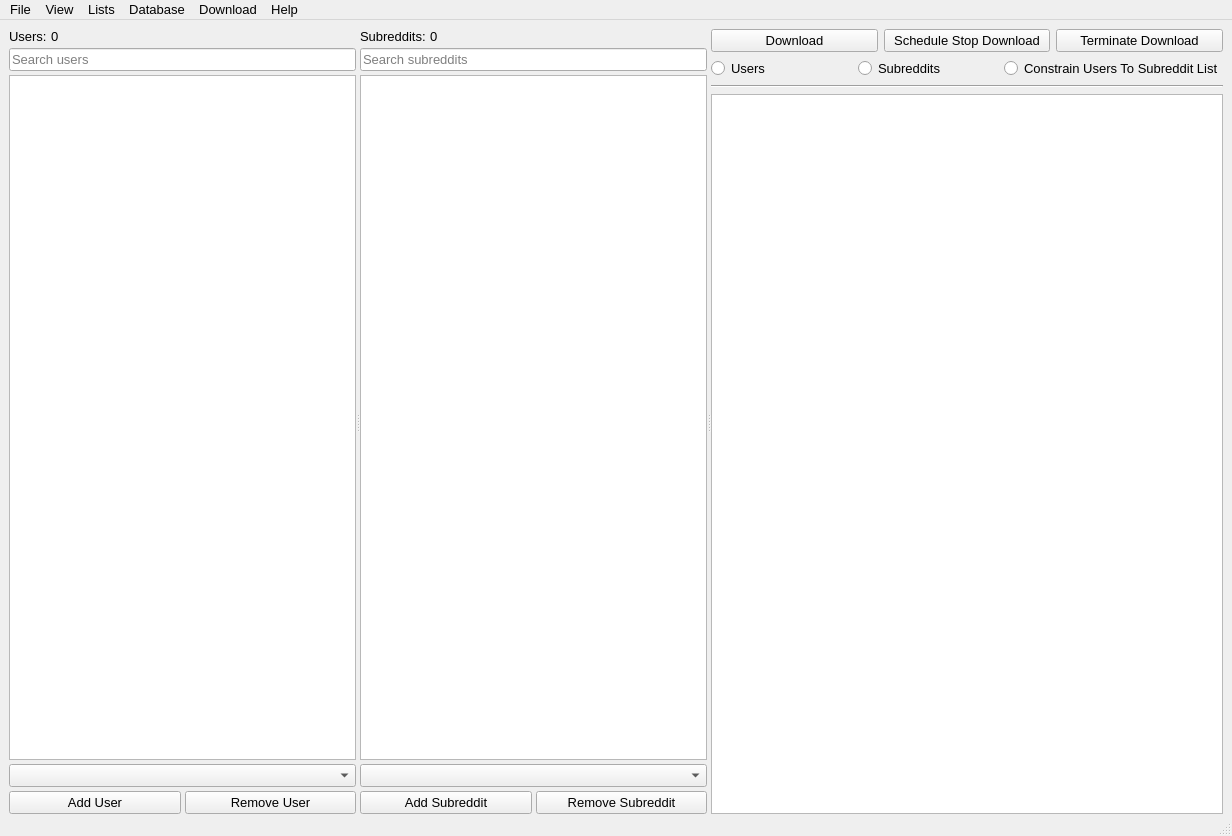
Above: Resources/ui_files/downloader_for_reddit_gui.ui from tryitandsee/DownloaderForReddit before the change. Below: the same form after it.
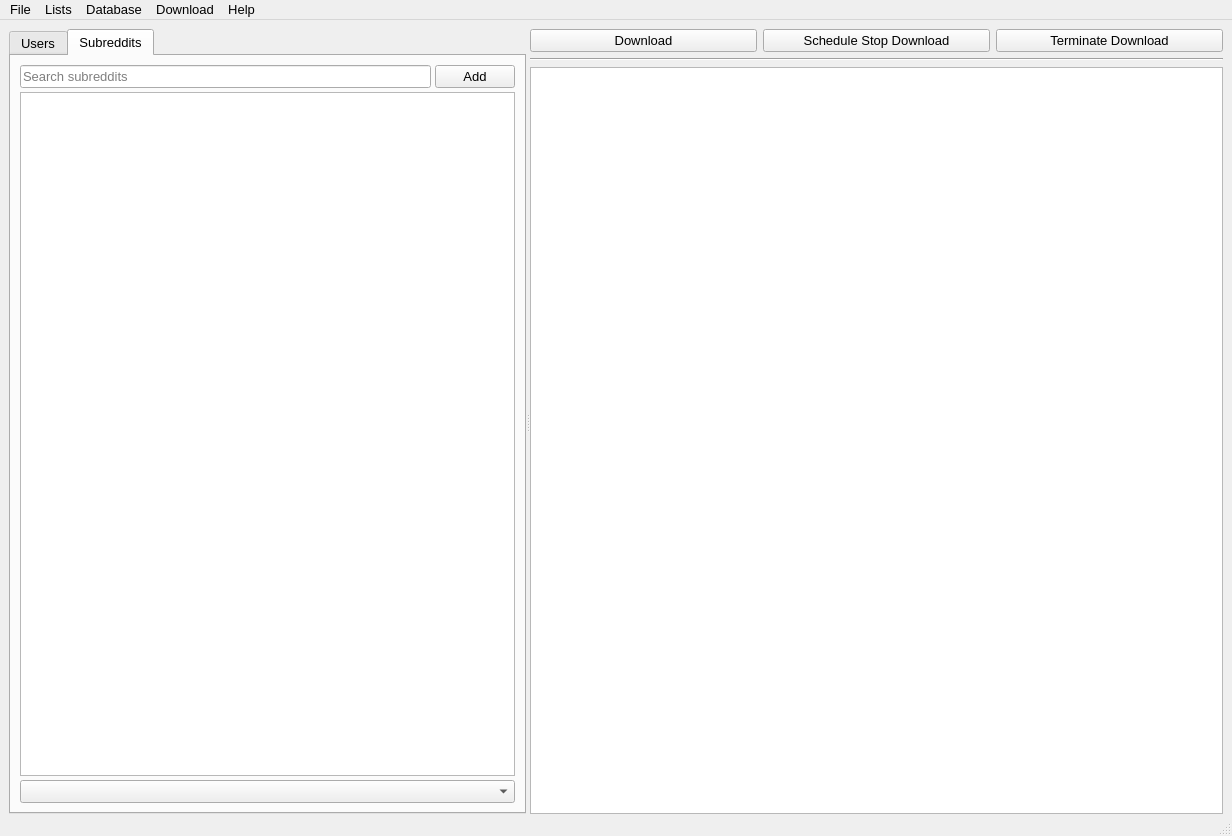
That is the form after the change. The open tabs and pages were chosen to show the change. Icons and pictures are not drawn.

Commit message: feat: unify user and subreddit download flows

The edit to the form file:
```diff
--- a/Resources/ui_files/downloader_for_reddit_gui.ui
+++ b/Resources/ui_files/downloader_for_reddit_gui.ui
@@ -32,7 +32,11 @@
       <property name="orientation">
        <enum>Qt::Horizontal</enum>
       </property>
-      <widget class="QWidget" name="layoutWidget">
+      <widget class="QTabWidget" name="object_tab_widget">
+       <widget class="QWidget" name="user_tab">
+        <attribute name="title">
+         <string>Users</string>
+        </attribute>
        <layout class="QVBoxLayout" name="verticalLayout">
         <property name="spacing">
          <number>4</number>
@@ -40,34 +44,27 @@
         <item>
          <layout class="QHBoxLayout" name="horizontalLayout_4">
           <item>
-           <widget class="QLabel" name="label_2">
-            <property name="text">
-             <string>Users:</string>
+           <widget class="QLineEdit" name="user_list_search_edit">
+            <property name="minimumWidth">
+             <number>120</number>
+            </property>
+            <property name="placeholderText">
+             <string>Search users</string>
             </property>
            </widget>
           </item>
           <item>
-           <widget class="QLabel" name="user_count_label">
-            <property name="sizePolicy">
-             <sizepolicy hsizetype="Expanding" vsizetype="Preferred">
-              <horstretch>0</horstretch>
-              <verstretch>0</verstretch>
-             </sizepolicy>
+           <widget class="QPushButton" name="add_user_button">
+            <property name="toolTip">
+             <string>Add User</string>
             </property>
             <property name="text">
-             <string>0</string>
+             <string>Add</string>
             </property>
            </widget>
           </item>
          </layout>
         </item>
-        <item>
-         <widget class="QLineEdit" name="user_list_search_edit">
-          <property name="placeholderText">
-           <string>Search users</string>
-          </property>
-         </widget>
-        </item>
         <item>
          <widget class="QTableView" name="user_list_view">
           <property name="selectionMode">
@@ -91,27 +88,12 @@
           </property>
          </widget>
         </item>
-        <item>
-         <layout class="QHBoxLayout" name="horizontalLayout">
-          <item>
-           <widget class="QPushButton" name="add_user_button">
-            <property name="text">
-             <string>Add User</string>
-            </property>
-           </widget>
-          </item>
-          <item>
-           <widget class="QPushButton" name="remove_user_button">
-            <property name="text">
-             <string>Remove User</string>
-            </property>
-           </widget>
-          </item>
-         </layout>
-        </item>
        </layout>
-      </widget>
-      <widget class="QWidget" name="layoutWidget">
+       </widget>
+       <widget class="QWidget" name="subreddit_tab">
+        <attribute name="title">
+         <string>Subreddits</string>
+        </attribute>
        <layout class="QVBoxLayout" name="verticalLayout_2">
         <property name="spacing">
          <number>4</number>
@@ -119,77 +101,62 @@
         <item>
          <layout class="QHBoxLayout" name="horizontalLayout_5">
           <item>
-           <widget class="QLabel" name="label_4">
-            <property name="text">
-             <string>Subreddits:</string>
+           <widget class="QLineEdit" name="subreddit_list_search_edit">
+            <property name="minimumWidth">
+             <number>120</number>
             </property>
-           </widget>
-          </item>
-          <item>
-           <widget class="QLabel" name="subreddit_count_label">
-            <property name="sizePolicy">
-             <sizepolicy hsizetype="Expanding" vsizetype="Preferred">
-              <horstretch>0</horstretch>
-              <verstretch>0</verstretch>
-             </sizepolicy>
+            <property name="placeholderText">
+             <string>Search subreddits</string>
             </property>
-            <property name="text">
-             <string>0</string>
-            </property>
            </widget>
           </item>
-         </layout>
-        </item>
-        <item>
-         <widget class="QLineEdit" name="subreddit_list_search_edit">
-          <property name="placeholderText">
-           <string>Search subreddits</string>
-          </property>
-         </widget>
-        </item>
-        <item>
-         <widget class="QListView" name="subreddit_list_view">
-          <property name="font">
-           <font>
-            <pointsize>10</pointsize>
-           </font>
-          </property>
-          <property name="selectionMode">
-           <enum>QAbstractItemView::ExtendedSelection</enum>
-          </property>
-         </widget>
-        </item>
-        <item>
-         <widget class="QComboBox" name="subreddit_list_combo">
-          <property name="font">
-           <font>
-            <pointsize>10</pointsize>
-           </font>
-          </property>
-          <property name="toolTip">
-           <string>Current subreddit list</string>
-          </property>
-         </widget>
-        </item>
-        <item>
-         <layout class="QHBoxLayout" name="horizontalLayout_2">
           <item>
            <widget class="QPushButton" name="add_subreddit_button">
-            <property name="text">
+            <property name="toolTip">
              <string>Add Subreddit</string>
             </property>
-           </widget>
-          </item>
-          <item>
-           <widget class="QPushButton" name="remove_subreddit_button">
             <property name="text">
-             <string>Remove Subreddit</string>
+             <string>Add</string>
             </property>
            </widget>
           </item>
          </layout>
         </item>
+        <item>
+         <widget class="QTableView" name="subreddit_list_view">
+          <property name="font">
+           <font>
+            <pointsize>10</pointsize>
+           </font>
+          </property>
+          <property name="selectionMode">
+           <enum>QAbstractItemView::ExtendedSelection</enum>
+          </property>
+          <property name="selectionBehavior">
+           <enum>QAbstractItemView::SelectRows</enum>
+          </property>
+          <property name="sortingEnabled">
+           <bool>true</bool>
+          </property>
+          <attribute name="verticalHeaderVisible">
+           <bool>false</bool>
+          </attribute>
+         </widget>
+        </item>
+        <item>
+         <widget class="QComboBox" name="subreddit_list_combo">
+          <property name="font">
+           <font>
+            <pointsize>10</pointsize>
+           </font>
+          </property>
+          <property name="toolTip">
+           <string>Current subreddit list</string>
+          </property>
+         </widget>
+        </item>
        </layout>
+       </widget>
       </widget>
       <widget class="QWidget" name="layoutWidget">
        <layout class="QVBoxLayout" name="verticalLayout_3">
@@ -237,40 +204,6 @@
           </item>
          </layout>
         </item>
-        <item>
-         <layout class="QHBoxLayout" name="horizontalLayout_3">
-          <item>
-           <widget class="QRadioButton" name="download_users_radio">
-            <property name="toolTip">
-             <string>Download only user list</string>
-            </property>
-            <property name="text">
-             <string>Users</string>
-            </property>
-           </widget>
-          </item>
-          <item>
-           <widget class="QRadioButton" name="download_subreddits_radio">
-            <property name="toolTip">
-             <string>Download only subreddit list</string>
-            </property>
-            <property name="text">
-             <string>Subreddits</string>
-            </property>
-           </widget>
-          </item>
-          <item>
-           <widget class="QRadioButton" name="constain_to_sub_list_radio">
-            <property name="toolTip">
-             <string>&lt;html&gt;&lt;head/&gt;&lt;body&gt;&lt;p&gt;Download user list, but only extract posts made to subreddits in the subreddit list&lt;/p&gt;&lt;/body&gt;&lt;/html&gt;</string>
-            </property>
-            <property name="text">
-             <string>Constrain Users To Subreddit List</string>
-            </property>
-           </widget>
-          </item>
-         </layout>
-        </item>
         <item>
          <widget class="Line" name="line">
           <property name="orientation">
@@ -361,25 +294,6 @@
     <addaction name="separator"/>
     <addaction name="about_menu_item"/>
    </widget>
-   <widget class="QMenu" name="view_menu">
-    <property name="title">
-     <string>View</string>
-    </property>
-    <widget class="QMenu" name="list_sort_menu_item">
-     <property name="title">
-      <string>Sort Lists By</string>
-     </property>
-    </widget>
-    <widget class="QMenu" name="list_order_menu_item">
-     <property name="title">
-      <string>Sort Order</string>
-     </property>
-     <addaction name="sort_list_ascending_menu_item"/>
-     <addaction name="sort_list_descending_menu_item"/>
-    </widget>
-    <addaction name="list_sort_menu_item"/>
-    <addaction name="list_order_menu_item"/>
-   </widget>
    <widget class="QMenu" name="menuDownload">
     <property name="title">
      <string>Download</string>
@@ -410,7 +324,6 @@
     <addaction name="statistics_view_menu_item"/>
    </widget>
    <addaction name="file_menu"/>
-   <addaction name="view_menu"/>
    <addaction name="lists_menu"/>
    <addaction name="menuDatabase"/>
    <addaction name="menuDownload"/>
```
Left out of the diff: 16 changed lines with no effect on the pictures. The commit also changes 18 other files.
